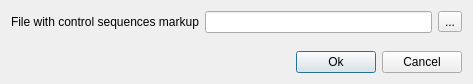
First picture: the form in src/plugins/expert_discovery/src/ui/ExpertDiscoveryControlMrkDialog.ui, repository violethaze74/ugene, before the edit.
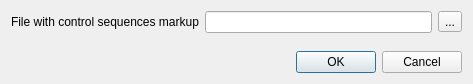
Second picture: the form after the edit. Icons and pictures are not drawn.

Commit message: Help system for all dialogs, UI improvements for all dialogs.

```diff
--- a/src/plugins/expert_discovery/src/ui/ExpertDiscoveryControlMrkDialog.ui
+++ b/src/plugins/expert_discovery/src/ui/ExpertDiscoveryControlMrkDialog.ui
@@ -65,38 +65,11 @@
     </spacer>
    </item>
    <item>
-    <layout class="QHBoxLayout" name="horizontalLayout">
-     <item>
-      <spacer name="horizontalSpacer_1">
-       <property name="orientation">
-        <enum>Qt::Horizontal</enum>
-       </property>
-       <property name="sizeHint" stdset="0">
-        <size>
-         <width>40</width>
-         <height>20</height>
-        </size>
-       </property>
-      </spacer>
-     </item>
-     <item>
-      <widget class="QPushButton" name="startButton">
-       <property name="text">
-        <string>Ok</string>
-       </property>
-       <property name="default">
-        <bool>true</bool>
-       </property>
-      </widget>
-     </item>
-     <item>
-      <widget class="QPushButton" name="cancelButton">
-       <property name="text">
-        <string>Cancel</string>
-       </property>
-      </widget>
-     </item>
-    </layout>
+    <widget class="QDialogButtonBox" name="buttonBox">
+     <property name="standardButtons">
+      <set>QDialogButtonBox::Cancel|QDialogButtonBox::Ok</set>
+     </property>
+    </widget>
    </item>
   </layout>
  </widget>
```
Left out of the diff: 26 changed lines with no effect on the pictures. The commit also changes 309 other files.
